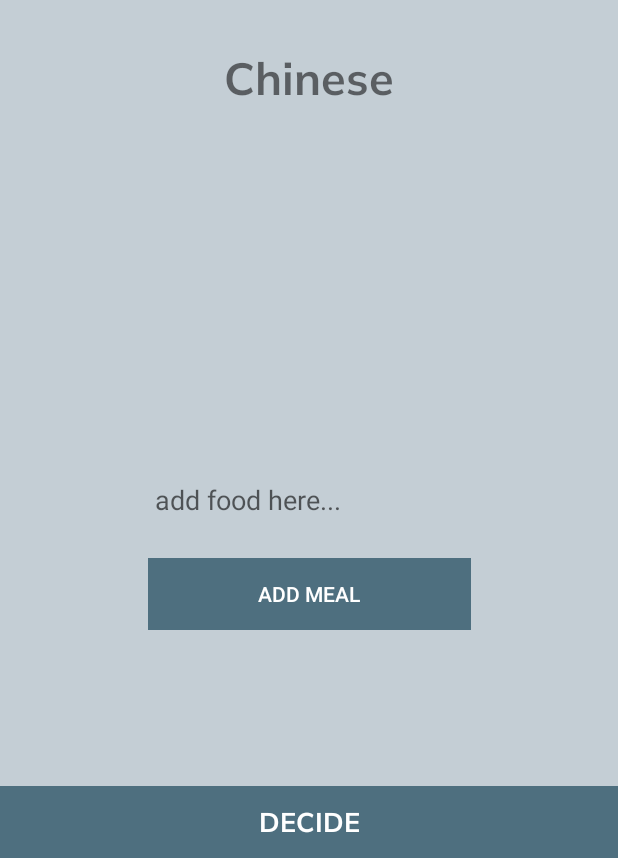
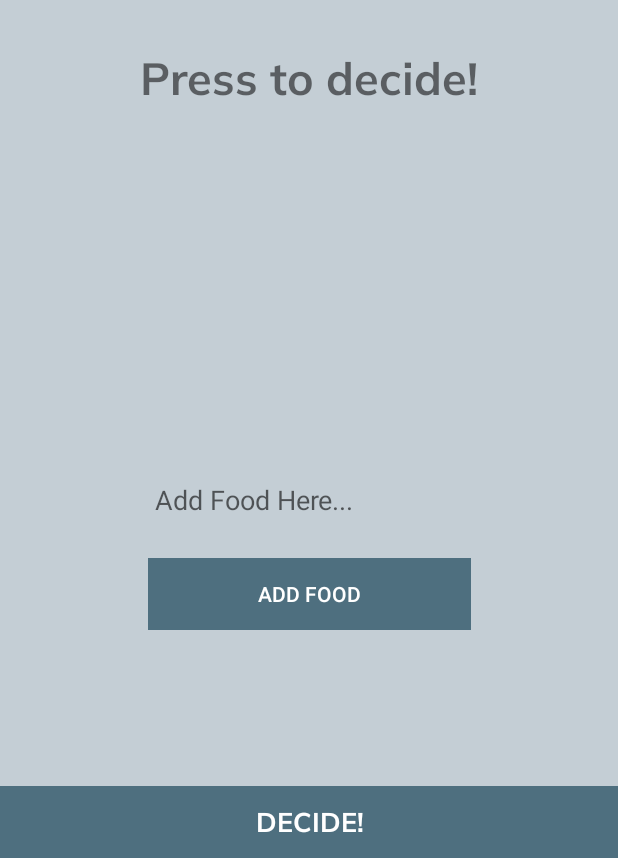
Before and after one commit to HippasusSurd/FirstApp, an Android app: the screen it shows after launch (MainActivity), on a phone screen of 412 x 824 dp, the part 378-1236 px from its top. Run offline under Robolectric (Android 15) with nearby library versions, the phone set to English and light mode, and no system bars; Roboto replaces fonts that are not available here.

Commit message:
replaced hardcoded strings with @strings

```diff
--- a/app/src/main/java/com/example/user/firstapp/MainActivity.kt
+++ b/app/src/main/java/com/example/user/firstapp/MainActivity.kt
@@ -30,6 +30,8 @@ class MainActivity : AppCompatActivity() {
 
             txtFood.text = nextItem
         }
+
+
     }
 
     fun randomItem() : String {
--- a/app/src/main/res/layout/activity_main.xml
+++ b/app/src/main/res/layout/activity_main.xml
@@ -13,7 +13,7 @@
         android:layout_height="wrap_content"
         android:layout_marginTop="32dp"
         android:fontFamily="@font/muli_bold"
-        android:text="Chinese"
+        android:text="@string/pressToDecide"
         android:textSize="30sp"
         app:layout_constraintLeft_toLeftOf="parent"
         app:layout_constraintRight_toRightOf="parent"
@@ -38,7 +38,7 @@
         android:layout_height="wrap_content"
         android:background="@color/colorPrimary"
         android:fontFamily="@font/muli_bold"
-        android:text="Decide"
+        android:text="@string/btnDecide"
         android:textColor="@android:color/background_light"
         android:textSize="18sp"
         app:layout_constraintBottom_toBottomOf="parent"
@@ -53,7 +53,7 @@
         android:layout_marginEnd="8dp"
         android:layout_marginStart="8dp"
         android:ems="10"
-        android:hint="add food here..."
+        android:hint="@string/txtAddFoodHere"
         android:inputType="textPersonName"
         app:layout_constraintBottom_toTopOf="@+id/btnAddFood"
         app:layout_constraintEnd_toEndOf="parent"
@@ -68,7 +68,7 @@
         android:layout_marginEnd="8dp"
         android:layout_marginStart="8dp"
         android:background="@color/colorPrimary"
-        android:text="Add meal"
+        android:text="@string/btnAddFood"
         android:textColor="@android:color/background_light"
         app:layout_constraintBottom_toTopOf="@+id/btnDecide"
         app:layout_constraintEnd_toEndOf="parent"
--- /dev/null
+++ b/app/src/main/res/values/strings_english.xml
@@ -0,0 +1,8 @@
+<?xml version="1.0" encoding="utf-8"?>
+<resources>
+    <string name="appTitle">Cool App</string>
+    <string name="btnDecide">Decide!</string>
+    <string name="btnAddFood">Add Food</string>
+    <string name="txtAddFoodHere">Add Food Here...</string>
+    <string name="pressToDecide">Press to decide!</string>
+</resources>
```
